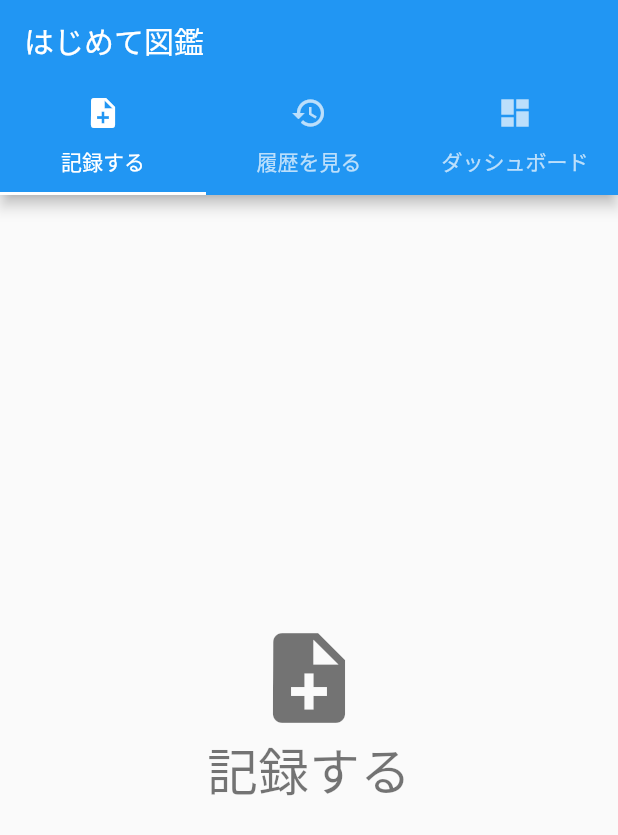
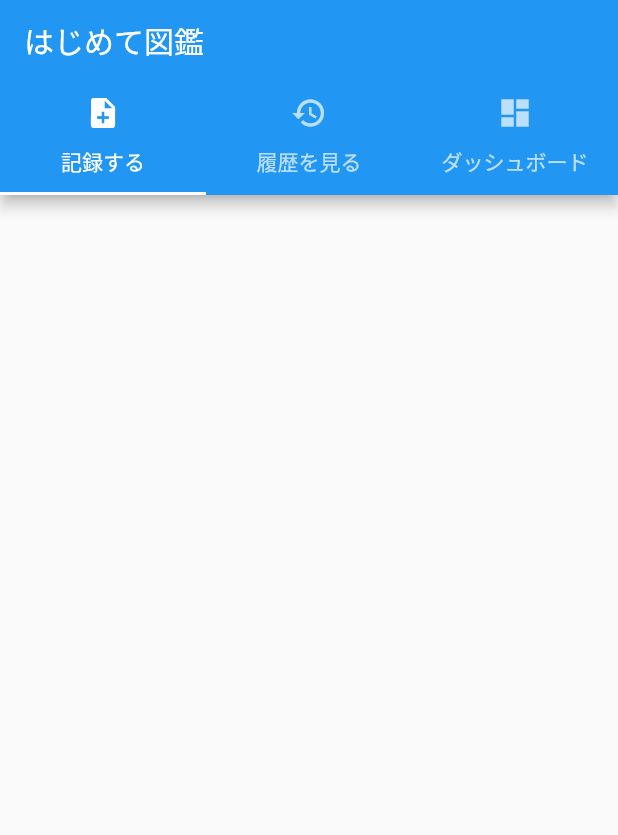
Before and after one commit to togo-mentor/for_the_first_time, a Flutter app: the screen it shows after launch, on a phone screen of 412 x 824 dp. Shown: the top 835 px of the screen. Run offline on Flutter 3.47's test engine with Material 2 defaults, Android fonts, the phone set to English and light mode, and no system bars.

Commit message:
クラス作成

```diff
--- /dev/null
+++ b/lib/ui/pages/create_memo_page.dart
@@ -0,0 +1,15 @@
+import 'package:flutter/material.dart';
+
+class CreateMemoPage extends StatefulWidget {
+  @override
+  _CreateMemoPageState createState() => _CreateMemoPageState();
+}
+
+class _CreateMemoPageState extends State<CreateMemoPage> {
+
+  Widget build(BuildContext context) {
+    return Center(
+
+    );
+  }
+}
--- a/lib/ui/pages/main_page.dart
+++ b/lib/ui/pages/main_page.dart
@@ -1,5 +1,6 @@
 import 'package:flutter/material.dart';
 import './tab_page.dart';
+import './create_memo_page.dart';
 
 class MainPage extends StatefulWidget {
   @override
@@ -27,7 +28,7 @@ class _MainPageState extends State<MainPage> {
         ),
         body: TabBarView(  // 表示画面のウィジェット一覧を渡す
             children: <Widget> [
-              TabPage(title: "記録する", icon: Icons.note_add),
+              CreateMemoPage(),
               TabPage(title: "履歴を見る", icon: Icons.history),
               TabPage(title: "ダッシュボード", icon: Icons.dashboard),
             ]
```
